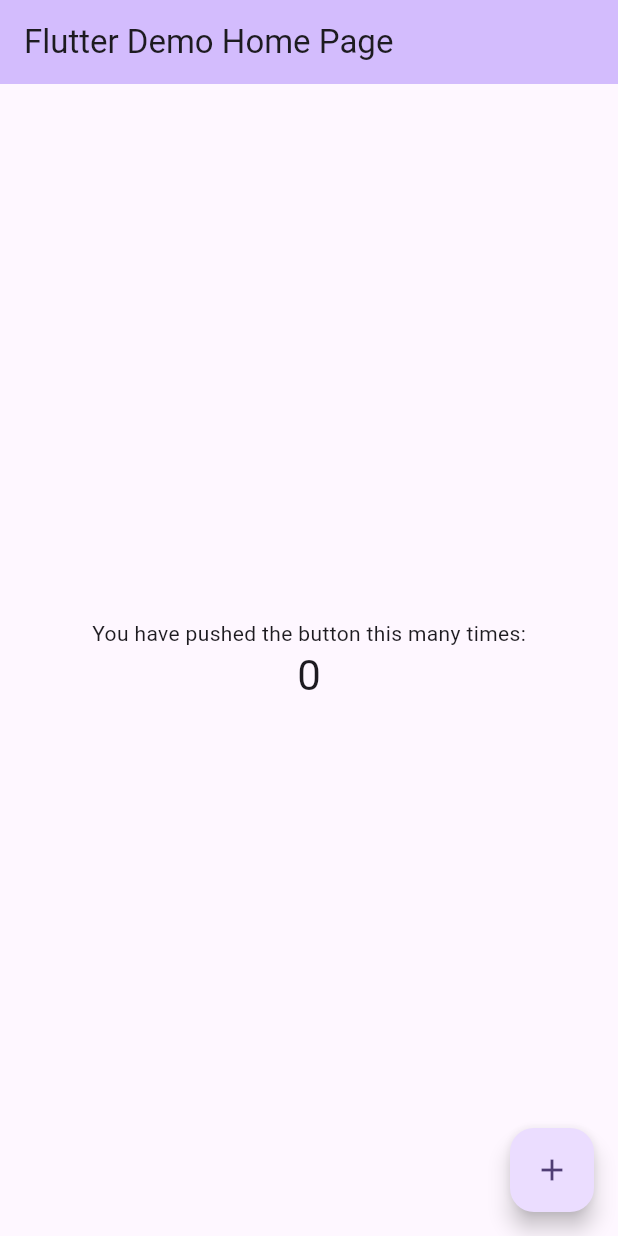
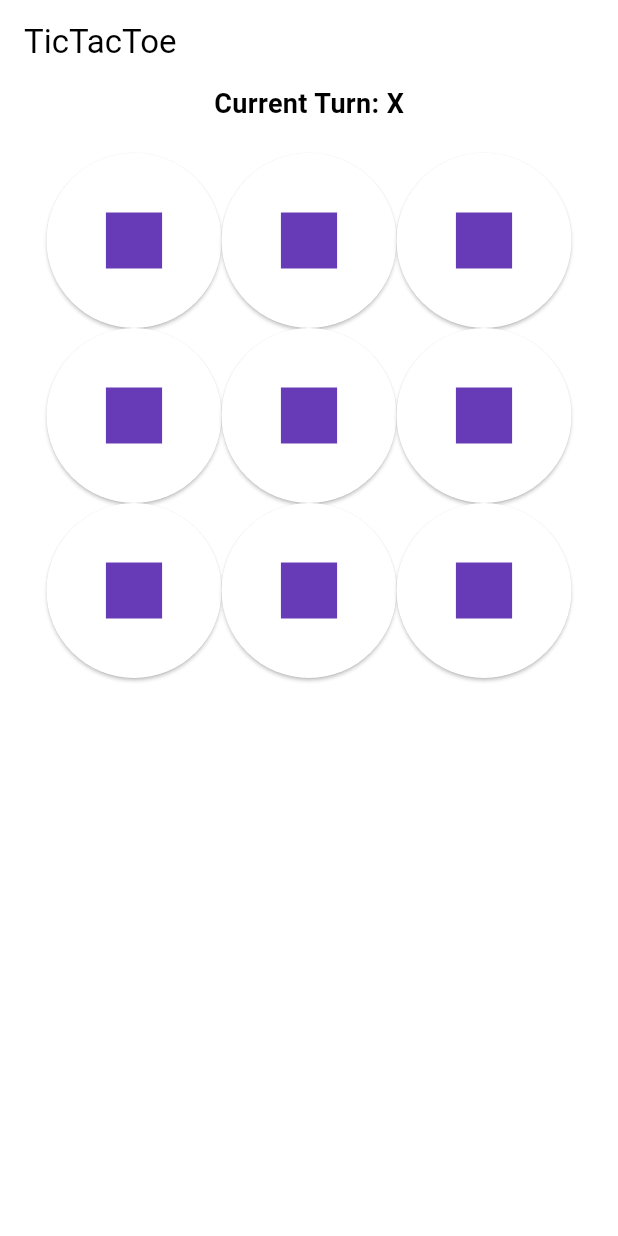
Before and after one commit to tkleg/CSC325Pipeline, a Flutter app: the screen it shows after launch, on a phone screen of 412 x 824 dp. Run offline on Flutter 3.47's test engine with Material 3 defaults, Android fonts, the phone set to English and light mode, and no system bars.

Commit message:
updated main.dart to include tictactoe and reodered postcreateCommands in devcontainer.json

```diff
--- a/app/lib/main.dart
+++ b/app/lib/main.dart
@@ -5,48 +5,23 @@ void main() {
 }
 
 class MyApp extends StatelessWidget {
-  const MyApp({super.key});
+  const MyApp({Key? key}) : super(key: key);
 
-  // This widget is the root of your application.
   @override
   Widget build(BuildContext context) {
     return MaterialApp(
-      title: 'Flutter Demo',
+      title: 'TicTacToe',
       theme: ThemeData(
-        // This is the theme of your application.
-        //
-        // TRY THIS: Try running your application with "flutter run". You'll see
-        // the application has a purple toolbar. Then, without quitting the app,
-        // try changing the seedColor in the colorScheme below to Colors.green
-        // and then invoke "hot reload" (save your changes or press the "hot
-        // reload" button in a Flutter-supported IDE, or press "r" if you used
-        // the command line to start the app).
-        //
-        // Notice that the counter didn't reset back to zero; the application
-        // state is not lost during the reload. To reset the state, use hot
-        // restart instead.
-        //
-        // This works for code too, not just values: Most code changes can be
-        // tested with just a hot reload.
-        colorScheme: ColorScheme.fromSeed(seedColor: Colors.deepPurple),
-        useMaterial3: true,
+        colorScheme: ColorScheme.fromSwatch(primarySwatch: Colors.deepPurple),
+        // useMaterial3: true, // Material 3 is experimental, you can enable it if you want
       ),
-      home: const MyHomePage(title: 'Flutter Demo Home Page'),
+      home: const MyHomePage(title: 'TicTacToe'),
     );
   }
 }
 
 class MyHomePage extends StatefulWidget {
-  const MyHomePage({super.key, required this.title});
-
-  // This widget is the home page of your application. It is stateful, meaning
-  // that it has a State object (defined below) that contains fields that affect
-  // how it looks.
-
-  // This class is the configuration for the state. It holds the values (in this
-  // case the title) provided by the parent (in this case the App widget) and
-  // used by the build method of the State. Fields in a Widget subclass are
-  // always marked "final".
+  const MyHomePage({Key? key, required this.title}) : super(key: key);
 
   final String title;
 
@@ -54,72 +29,135 @@ class MyHomePage extends StatefulWidget {
   State<MyHomePage> createState() => _MyHomePageState();
 }
 
+enum Turns { Xturn, Oturn }
+
 class _MyHomePageState extends State<MyHomePage> {
-  int _counter = 0;
 
-  void _incrementCounter() {
-    setState(() {
-      // This call to setState tells the Flutter framework that something has
-      // changed in this State, which causes it to rerun the build method below
-      // so that the display can reflect the updated values. If we changed
-      // _counter without calling setState(), then the build method would not be
-      // called again, and so nothing would appear to happen.
-      _counter++;
-    });
+  List<IconData> currIcons = List.filled(9, Icons.square); // Initialize currIcons
+  Turns currTurn = Turns.Xturn; // Correct enum usage
+  String currTurnString = "X";
+  String headerText = "Current Turn: ";
+  bool gameOver = false;
+  //String winner = "";
+
+  void changeIconAndTurn(int index, Turns who) {
+    if (currIcons[index] != Icons.square) return;
+    if (who == Turns.Xturn)
+      currIcons[index] = Icons.clear_outlined;
+    else
+      currIcons[index] = Icons.circle_outlined;
+
+    // Toggle turns
+    currTurn = (currTurn == Turns.Xturn) ? Turns.Oturn : Turns.Xturn;
+    currTurnString = (currTurn == Turns.Xturn) ? "X" : "O";
   }
+
+void checkEndGame(){
+  for( int x = 0; x < 9; x++ ){//check for a tie
+    if( currIcons[x] == Icons.square )
+      break;
+    if( x == 8 ){
+      //setState((){
+      gameOver = true;
+      headerText = "It's a Tie!";
+      //});
+      //return;
+    }
+  }
+  if( checkWin(Icons.clear_outlined) ){//Did X win
+    //setState((){
+      gameOver = true;
+      headerText = "X is the Winner, Congrats!";
+    //});
+  }else if( checkWin(Icons.circle_outlined) ){//Did O win
+    //setState((){
+      gameOver = true;
+      headerText = "O is the Winner, Congrats!";
+    //});
+  }
+
+}
+
+bool checkWin( IconData d ){
+  if( currIcons[0] == d && currIcons[3] == d && currIcons[6] == d )
+    return true;
+  else if( currIcons[1] == d && currIcons[4] == d && currIcons[7] == d )
+    return true;
+  else if( currIcons[2] == d && currIcons[5] == d && currIcons[8] == d )
+    return true;
+  else if( currIcons[0] == d && currIcons[1] == d && currIcons[2] == d )
+    return true;
+  else if( currIcons[3] == d && currIcons[4] == d && currIcons[5] == d )
+    return true;
+  else if( currIcons[6] == d && currIcons[7] == d && currIcons[8] == d )
+    return true;
+  else if( currIcons[0] == d && currIcons[4] == d && currIcons[8] == d )
+    return true;
+  else if( currIcons[2] == d && currIcons[4] == d && currIcons[6] == d )
+    return true;
+  else
+  return false;
+}
 
   @override
   Widget build(BuildContext context) {
-    // This method is rerun every time setState is called, for instance as done
-    // by the _incrementCounter method above.
-    //
-    // The Flutter framework has been optimized to make rerunning build methods
-    // fast, so that you can just rebuild anything that needs updating rather
-    // than having to individually change instances of widgets.
     return Scaffold(
       appBar: AppBar(
-        // TRY THIS: Try changing the color here to a specific color (to
-        // Colors.amber, perhaps?) and trigger a hot reload to see the AppBar
-        // change color while the other colors stay the same.
-        backgroundColor: Theme.of(context).colorScheme.inversePrimary,
-        // Here we take the value from the MyHomePage object that was created by
-        // the App.build method, and use it to set our appbar title.
         title: Text(widget.title),
       ),
-      body: Center(
-        // Center is a layout widget. It takes a single child and positions it
-        // in the middle of the parent.
-        child: Column(
-          // Column is also a layout widget. It takes a list of children and
-          // arranges them vertically. By default, it sizes itself to fit its
-          // children horizontally, and tries to be as tall as its parent.
-          //
-          // Column has various properties to control how it sizes itself and
-          // how it positions its children. Here we use mainAxisAlignment to
-          // center the children vertically; the main axis here is the vertical
-          // axis because Columns are vertical (the cross axis would be
-          // horizontal).
-          //
-          // TRY THIS: Invoke "debug painting" (choose the "Toggle Debug Paint"
-          // action in the IDE, or press "p" in the console), to see the
-          // wireframe for each widget.
-          mainAxisAlignment: MainAxisAlignment.center,
-          children: <Widget>[
-            const Text(
-              'You have pushed the button this many times:',
-            ),
-            Text(
-              '$_counter',
-              style: Theme.of(context).textTheme.headlineMedium,
-            ),
-          ],
+      body: (!gameOver) ? SingleChildScrollView(
+        child: Center(
+          child: Column(
+            mainAxisAlignment: MainAxisAlignment.center,
+            children: [
+              Text(
+                "Current Turn: $currTurnString",
+                style: TextStyle(fontSize: 18, fontWeight: FontWeight.bold),
+              ),
+              SizedBox(height: 20),
+              Container(
+                width: 350,
+                height: 350,
+                child: GridView.count(
+                  crossAxisCount: 3,
+                  shrinkWrap: true,
+                  padding: EdgeInsets.zero,
+                  children: List.generate(9, (index) {
+                    return SizedBox(
+                      width: 50,
+                      height: 50,
+                      child: ElevatedButton(
+                        onPressed: () {
+                          //setState(() {
+                            changeIconAndTurn(index, currTurn);
+                            checkEndGame();
+                          //});
+                          setState((){});
+                        },
+                        child: Icon(currIcons[index], size: 50),
+                      ),
+                    );
+                  }),
+                ),
+              ),
+            ],
+          ),
         ),
+      )
+      : Center(
+                child: Column(
+                  mainAxisAlignment: MainAxisAlignment.center,
+                  children: [
+                    Text(
+                    headerText,
+                    style: TextStyle(fontSize: 24),
+                    ),
+                    Text( "Refresh the page to play again.",
+                      style: TextStyle(fontSize: 24)
+                    ),
+                  ],
+                ),
       ),
-      floatingActionButton: FloatingActionButton(
-        onPressed: _incrementCounter,
-        tooltip: 'Increment',
-        child: const Icon(Icons.add),
-      ), // This trailing comma makes auto-formatting nicer for build methods.
     );
   }
 }
```
Also changed, not shown: .devcontainer/devcontainer.json.
